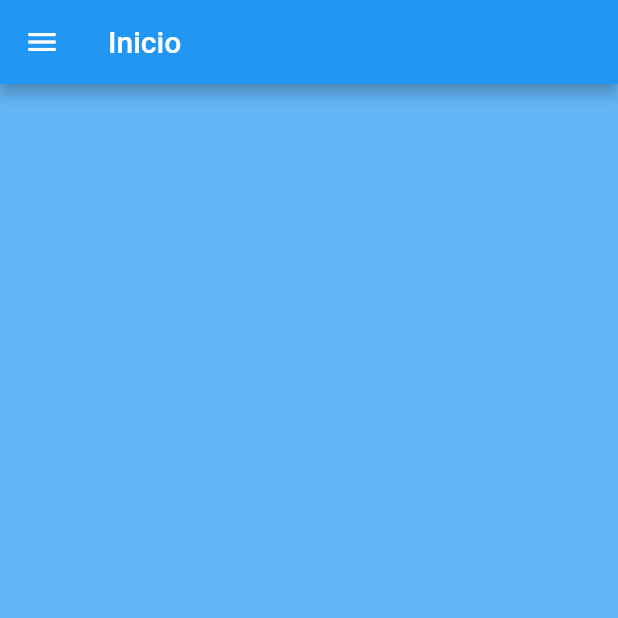
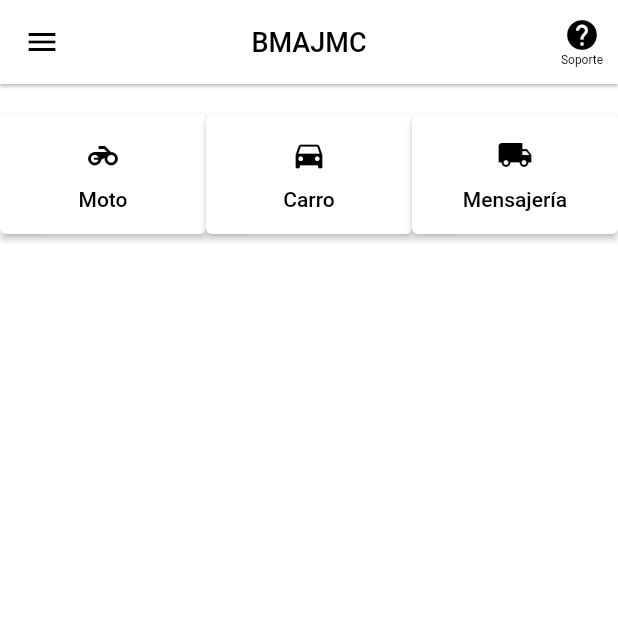
Before and after one commit to BiGBrainBran/B-M-A-J-M-C, a Flutter app: the screen it shows after launch, after a tap on "Iniciar sesión", on a phone screen of 412 x 824 dp, the top half of it. Run offline on Flutter 3.47's test engine with Material 2 defaults, Android fonts, the phone set to English and light mode, and no system bars; drawn by our look-alikes of auto_size_text.

Commit message:
Cambio del tema a blanco, diseño del homepage con botones para moto carro y mensajeria, tambien implementacion de algunos nuevos colores y boton soporte pendiente para programar

```diff
--- a/lib/main.dart
+++ b/lib/main.dart
@@ -24,8 +24,6 @@ class MyApp extends StatelessWidget {
       debugShowCheckedModeBanner: false,
       home: const LoginOrRegister(),
       theme: ThemeData(
-        primarySwatch: Colors.blue,
-        brightness: Brightness.dark,
       ),
       routes: {
         '/login_register_page': (context) => const LoginOrRegister(),
--- a/lib/pages/home_page.dart
+++ b/lib/pages/home_page.dart
@@ -1,17 +1,12 @@
 import 'package:flutter/material.dart';
+import 'package:auto_size_text/auto_size_text.dart';
 import '../theme/colors.dart';
+import 'package:flutter/widgets.dart';
 
-/*
-
-HOME PAGE
-
-This page is displayed when the user logs in.
-It contains a drawer menu where the user can navigate around the app.
-
-*/
+// ... Existing imports
 
 class HomePage extends StatefulWidget {
-  const HomePage({super.key});
+  const HomePage({Key? key});
 
   @override
   State<HomePage> createState() => _HomePageState();
@@ -22,9 +17,31 @@ class _HomePageState extends State<HomePage> {
   Widget build(BuildContext context) {
     return Scaffold(
       appBar: AppBar(
-        title: const Text("Inicio"),
         backgroundColor: primaryColor,
-        elevation: 4,
+        elevation: 1,
+        centerTitle: true,
+        iconTheme: IconThemeData(color: Colors.black),
+        title: Text(
+          'BMAJMC',
+          style: TextStyle(fontSize: 18, color: Colors.black),
+        ),
+        actions: [
+          IconButton(
+            icon: Column(
+              mainAxisAlignment: MainAxisAlignment.center,
+              children: [
+                Icon(Icons.help, color: Colors.black),
+                Text(
+                  'Soporte',
+                  style: TextStyle(fontSize: 8, color: Colors.black),
+                ),
+              ],
+            ),
+            onPressed: () {
+              // Add your help functionality here
+            },
+          ),
+        ],
       ),
       backgroundColor: backgroundColor,
       drawer: Drawer(
@@ -32,82 +49,98 @@ class _HomePageState extends State<HomePage> {
         child: Column(
           mainAxisAlignment: MainAxisAlignment.spaceBetween,
           children: [
-            Column(
-              children: [
-                // drawer header
-                const DrawerHeader(
-                  child: Icon(
-                    Icons.favorite,
-                    color: Colors.white,
-                    size: 30,
+            // ... Drawer content
+          ],
         ),
       ),
-
-                const SizedBox(height: 25),
-
-                // home tile
+      body: Center(
+        child: Column(
+          mainAxisAlignment: MainAxisAlignment.start,
+          children: [
             Padding(
-                  padding: const EdgeInsets.only(left: 25.0),
-                  child: ListTile(
-                    leading: const Icon(
-                      Icons.home,
-                      color: Colors.white,
+              padding: const EdgeInsets.only(top: 20.0),
+              child: Row(
+                mainAxisAlignment: MainAxisAlignment.spaceEvenly,
+                children: [
+                  Expanded(
+                    child: ElevatedButton(
+                      onPressed: () {
+                        // Add functionality for "Solicitar Moto"
+                      },
+                      style: ElevatedButton.styleFrom(
+                        primary: Colors.white,
+                        minimumSize: Size(120, 80), // Ajusta el ancho mínimo y alto aquí
                       ),
-                    title: const Text(
-                      "I N I C I O",
-                      style: TextStyle(color: Colors.white),
+                      child: Column(
+                        mainAxisAlignment: MainAxisAlignment.center,
+                        children: [
+                          Icon(Icons.motorcycle, color: Colors.black),
+                          SizedBox(height: 10),  // Espacio entre el icono y el texto
+                          AutoSizeText(
+                            'Moto',
+                            style: TextStyle(color: Colors.black),
+                            maxLines: 1,
+                            minFontSize: 10,
+                            maxFontSize: 18,
+                            textAlign: TextAlign.center,
                           ),
-                    onTap: () {
-                      // pop drawer
-                      Navigator.pop(context);
-                    },
+                        ],
                       ),
                     ),
-
-                // profile tile
-                Padding(
-                  padding: const EdgeInsets.only(left: 25.0),
-                  child: ListTile(
-                    leading: const Icon(
-                      Icons.person,
-                      color: Colors.white,
                   ),
-                    title: const Text(
-                      "P E R F I L",
-                      style: TextStyle(color: Colors.white),
+                  Expanded(
+                    child: ElevatedButton(
+                      onPressed: () {
+                        // Add functionality for "Solicitar Carro"
+                      },
+                      style: ElevatedButton.styleFrom(
+                        primary: Colors.white,
+                        minimumSize: Size(120, 80), // Ajusta el ancho mínimo y alto aquí
                       ),
-                    onTap: () {
-                      // pop drawer
-                      Navigator.pop(context);
-
-                      // go to profile page
-                      Navigator.pushNamed(context, '/profile_page');
+                      child: Column(
+                        mainAxisAlignment: MainAxisAlignment.center,
+                        children: [
+                          Icon(Icons.directions_car, color: Colors.black),
+                          SizedBox(height: 10),  // Espacio entre el icono y el texto
+                          AutoSizeText(
+                            'Carro',
+                            style: TextStyle(color: Colors.black),
+                            maxLines: 1,
+                            minFontSize: 10,
+                            maxFontSize: 18,
+                            textAlign: TextAlign.center,
+                          ),
+                        ],
+                      ),
+                    ),
+                  ),
+                  Expanded(
+                    child: ElevatedButton(
+                      onPressed: () {
+                        // Add functionality for "Servicio de Mensajería"
                       },
+                      style: ElevatedButton.styleFrom(
+                        primary: Colors.white,
+                        minimumSize: Size(120, 80), // Ajusta el ancho mínimo y alto aquí
+                      ),
+                      child: Column(
+                        mainAxisAlignment: MainAxisAlignment.center,
+                        children: [
+                          Icon(Icons.local_shipping, color: Colors.black),
+                          SizedBox(height: 10),  // Espacio entre el icono y el texto
+                          AutoSizeText(
+                            'Mensajería',
+                            style: TextStyle(color: Colors.black),
+                            maxLines: 1,
+                            minFontSize: 10,
+                            maxFontSize: 18,
+                            textAlign: TextAlign.center,
+                          ),
+                        ],
+                      ),
                     ),
                   ),
                 ],
-            ),
-
-            // logout
-            Padding(
-              padding: const EdgeInsets.only(left: 25.0, bottom: 25.0),
-              child: ListTile(
-                leading: const Icon(
-                  Icons.logout,
-                  color: Colors.white,
-                ),
-                title: const Text(
-                  "S A L I R",
-                  style: TextStyle(color: Colors.white),
-                ),
-                onTap: () {
-                  // pop drawer
-                  Navigator.pop(context);
-
-                  // go to login page
-                  Navigator.pushReplacementNamed(
-                      context, '/login_register_page');
-                },
               ),
             ),
           ],
--- a/lib/pages/login_page.dart
+++ b/lib/pages/login_page.dart
@@ -23,7 +23,6 @@ class LoginPage extends StatefulWidget {
 class _LoginPageState extends State<LoginPage> {
   // text controllers
   final TextEditingController emailController = TextEditingController();
-
   final TextEditingController passwordController = TextEditingController();
 
   // login method
@@ -32,10 +31,11 @@ class _LoginPageState extends State<LoginPage> {
 
     // go to home page
     Navigator.pushReplacement(
-        context,
-        MaterialPageRoute(
-          builder: (context) => const HomePage(),
-        ));
+      context,
+      MaterialPageRoute(
+        builder: (context) => const HomePage(),
+      ),
+    );
   }
 
   @override
@@ -53,7 +53,7 @@ class _LoginPageState extends State<LoginPage> {
                 'assets/images/icon.png',  // Ruta de la imagen
                 width: 80,
                 height: 80,
-                color: Colors.white,
+                color: Colors.blueAccent,
               ),
 
               const SizedBox(height: 25),
@@ -63,7 +63,8 @@ class _LoginPageState extends State<LoginPage> {
                 'B M A J M C',
                 style: TextStyle(
                   //fontWeight: FontWeight.bold,
-                  fontSize: 20,
+                    fontSize: 20,
+                    fontWeight: FontWeight.bold
                 ),
               ),
 
@@ -114,7 +115,7 @@ class _LoginPageState extends State<LoginPage> {
                 children: [
                   Text(
                     "No tienes una cuenta?",
-                    style: TextStyle(color: Colors.deepPurple[50]),
+                    style: TextStyle(color: Colors.black),
                   ),
                   const SizedBox(width: 5),
                   GestureDetector(
@@ -135,3 +136,36 @@ class _LoginPageState extends State<LoginPage> {
     );
   }
 }
+
+class MyButton extends StatelessWidget {
+  final String text;
+  final void Function() onTap;
+
+  const MyButton({
+    required this.text,
+    required this.onTap,
+  });
+
+  @override
+  Widget build(BuildContext context) {
+    return Container(
+      width: double.infinity,
+      decoration: BoxDecoration(
+        borderRadius: BorderRadius.circular(10.0),
+        border: Border.all(
+          color: Colors.blueAccent,  // Border color
+        ),
+      ),
+      child: TextButton(
+        onPressed: onTap,
+        child: Text(
+          text,
+          style: TextStyle(
+            color: Colors.blueAccent,
+            fontSize: 16.0,
+          ),
+        ),
+      ),
+    );
+  }
+}
--- a/lib/pages/profile_page.dart
+++ b/lib/pages/profile_page.dart
@@ -61,7 +61,7 @@ class _ProfilePageState extends State<ProfilePage> {
                 child: Icon(
                   Icons.person,
                   size: 60,
-                  color: Colors.blue,
+                  color: Colors.blueAccent,
                 ),
               ),
 
@@ -73,7 +73,7 @@ class _ProfilePageState extends State<ProfilePage> {
                 style: TextStyle(
                   fontSize: 20,
                   fontWeight: FontWeight.bold,
-                  color: Colors.white,
+                  color: Colors.black,
                 ),
               ),
 
@@ -89,7 +89,7 @@ class _ProfilePageState extends State<ProfilePage> {
                   textAlign: TextAlign.center,
                   style: TextStyle(
                     fontSize: 16,
-                    color: Colors.white,
+                    color: Colors.black,
                   ),
                   decoration: InputDecoration(
                     hintText: "Ingresa tu descripción",
@@ -101,7 +101,7 @@ class _ProfilePageState extends State<ProfilePage> {
                   textAlign: TextAlign.center,
                   style: TextStyle(
                     fontSize: 16,
-                    color: Colors.white,
+                    color: Colors.black,
                   ),
                 ),
               ),
--- a/lib/pages/register_page.dart
+++ b/lib/pages/register_page.dart
@@ -1,18 +1,43 @@
 import 'package:flutter/material.dart';
-import '../components/button.dart';
 import '../components/textfield.dart';
 import '../theme/colors.dart';
-import 'package:flutter/widgets.dart';
 
-/*
+class MyButton extends StatelessWidget {
+  final String text;
+  final void Function() onTap;
 
-REGISTER PAGE
+  const MyButton({
+    required this.text,
+    required this.onTap,
+  });
 
-*/
+  @override
+  Widget build(BuildContext context) {
+    return Container(
+      width: double.infinity,
+      decoration: BoxDecoration(
+        borderRadius: BorderRadius.circular(10.0),
+        border: Border.all(
+          color: Colors.blueAccent,  // Border color
+        ),
+      ),
+      child: TextButton(
+        onPressed: onTap,
+        child: Text(
+          text,
+          style: TextStyle(
+            color: Colors.blueAccent,
+            fontSize: 16.0,
+          ),
+        ),
+      ),
+    );
+  }
+}
 
 class RegisterPage extends StatelessWidget {
   final void Function()? onTap;
-  RegisterPage({super.key, required this.onTap});
+  RegisterPage({Key? key, required this.onTap});
 
   // text controllers
   final TextEditingController emailController = TextEditingController();
@@ -34,7 +59,7 @@ class RegisterPage extends StatelessWidget {
                 'assets/images/icon.png',  // Ruta de la imagen
                 width: 80,
                 height: 80,
-                color: Colors.white,
+                color: Colors.blue,
               ),
 
               const SizedBox(height: 25),
@@ -44,7 +69,7 @@ class RegisterPage extends StatelessWidget {
                 'B M A J M C',
                 style: TextStyle(
                   //fontWeight: FontWeight.bold,
-                  fontSize: 20,
+                  fontSize: 20, fontWeight: FontWeight.bold
                 ),
               ),
 
@@ -91,7 +116,7 @@ class RegisterPage extends StatelessWidget {
                 children: [
                   Text(
                     "Ya tienes una cuenta?",
-                    style: TextStyle(color: Colors.deepPurple[50]),
+                    style: TextStyle(color: Colors.black),
                   ),
                   const SizedBox(width: 5),
                   GestureDetector(
--- a/lib/theme/colors.dart
+++ b/lib/theme/colors.dart
@@ -1,4 +1,4 @@
 import 'package:flutter/material.dart';
 
-var primaryColor = Colors.blue;
-var backgroundColor = Colors.blue[300];
+var primaryColor = Colors.white;
+var backgroundColor = Colors.white;
--- a/pubspec.yaml
+++ b/pubspec.yaml
@@ -40,12 +40,15 @@ dev_dependencies:
   flutter_test:
     sdk: flutter
 
+
+
   # The "flutter_lints" package below contains a set of recommended lints to
   # encourage good coding practices. The lint set provided by the package is
   # activated in the `analysis_options.yaml` file located at the root of your
   # package. See that file for information about deactivating specific lint
   # rules and activating additional ones.
   flutter_lints: ^2.0.0
+  auto_size_text: ^3.0.0
 
 # For information on the generic Dart part of this file, see the
 # following page: https://dart.dev/tools/pub/pubspec
```
Also changed, not shown: pubspec.lock. Lines whose indentation alone changed are shown as unchanged.
